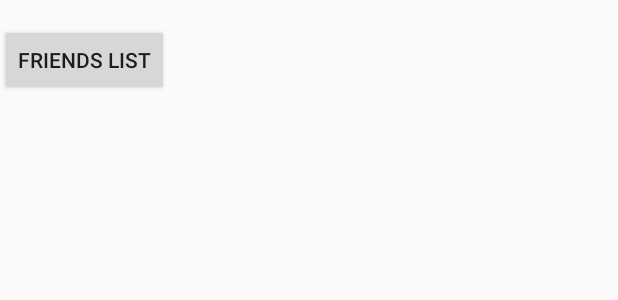
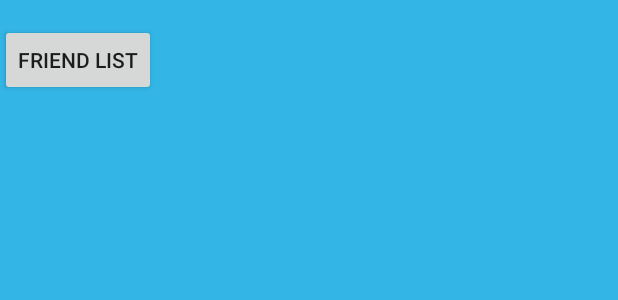
Before and after one commit to baldbuffalo/MonopolyDeal-android-backup, an Android app built with Jetpack Compose: the layout activity_friends.xml on its own in the app's theme, with its tools: preview values and no code run, on a phone screen of 412 x 824 dp. Shown: the top 300 px of the screen. Run offline under Robolectric (Android 15) with nearby library versions, the phone set to English and light mode, and no system bars.

Commit message:
I SEE YOU 😂😂😂

```diff
--- a/app/build.gradle.kts
+++ b/app/build.gradle.kts
@@ -16,6 +16,7 @@ android {
     buildFeatures {
         viewBinding = true
         compose = true
+        dataBinding = true
     }
 
     namespace = "com.example.monopolydeal"
@@ -70,7 +71,9 @@ android {
             excludes += "xsd/catalog.xml"
             excludes += "META-INF/DEPENDENCIES"
             excludes += "META-INF/LICENSE.md"
+            excludes += "META-INF/LICENSE-notice.md"
             excludes += "META-INF/NOTICE.md"
+            excludes += "META-INF/notice.md"
             excludes += "META-INF/io.netty.versions.properties"
             excludes += "META-INF/INDEX.LIST"
         }
--- a/app/src/main/AndroidManifest.xml
+++ b/app/src/main/AndroidManifest.xml
@@ -56,8 +56,7 @@
 
         </activity>
         <activity
-            android:name=".FriendsActivity"
-            android:screenOrientation="landscape">
+            android:name=".FriendsActivity">
         </activity>
     </application>
 
--- a/app/src/main/java/com/example/monopolydeal/MainActivity.kt
+++ b/app/src/main/java/com/example/monopolydeal/MainActivity.kt
@@ -73,6 +73,9 @@ class MainActivity : AppCompatActivity() {
         binding.drawCardButton.setOnClickListener { drawCard() }
         binding.playCardButton.setOnClickListener { playCard() }
         binding.playButton.setOnClickListener { startMonopolyDealGame() }
+
+        // Add click listener for the Friends button
+        binding.friendsButton.setOnClickListener { showFriendsList() }
 
         // Call updateUsernameButton here
         updateUsernameButton()
--- a/app/src/main/res/layout/activity_friends.xml
+++ b/app/src/main/res/layout/activity_friends.xml
@@ -1,7 +1,16 @@
 <!-- res/layout/activity_friends.xml -->
-<RelativeLayout xmlns:android="http://schemas.android.com/apk/res/android"
+<layout xmlns:android="http://schemas.android.com/apk/res/android"
+    xmlns:app="http://schemas.android.com/apk/res-auto"
+    xmlns:tools="http://schemas.android.com/tools">
+
+    <data>
+        <!-- Define variables here if needed -->
+    </data>
+
+    <RelativeLayout
         android:layout_width="match_parent"
-    android:layout_height="match_parent">
+        android:layout_height="match_parent"
+        android:background="@android:color/holo_blue_light">
 
         <Button
             android:id="@+id/friendList"
@@ -19,3 +28,4 @@
             android:divider="@android:color/darker_gray"
             android:dividerHeight="1dp"/>
     </RelativeLayout>
+</layout>
--- a/app/src/main/res/layout/activity_main.xml
+++ b/app/src/main/res/layout/activity_main.xml
@@ -33,12 +33,12 @@
             style="?android:attr/buttonBarButtonStyle"/>
 
         <Button
-            android:id="@+id/friendList"
+            android:id="@+id/friendsButton"
             style="?android:attr/buttonBarButtonStyle"
             android:layout_width="wrap_content"
             android:layout_height="wrap_content"
-            android:text="@string/friends_list"
-            android:layout_marginTop="16dp"/>
+            android:layout_marginTop="16dp"
+            android:text="@string/friends" />
 
         <!-- Add more buttons for other actions as needed -->
 
--- a/app/src/main/res/values/strings.xml
+++ b/app/src/main/res/values/strings.xml
@@ -25,6 +25,6 @@
     <string name="app_updating">Updating…</string>
     <string name="checking_for_updates_error">Error checking for updates</string>
     <string name="play">Play</string>
-    <string name="friend_list">Friend List</string>
-    <string name="friends_list">Friends List</string>
+    <string name="friends_list">Friend List</string>
+    <string name="friends">Friends List</string>
 </resources>
--- a/gradle/libs.versions.toml
+++ b/gradle/libs.versions.toml
@@ -1,5 +1,5 @@
 [versions]
-agp = "8.4.0-alpha03"
+agp = "8.4.0-alpha04"
 kotlin = "1.9.20"
 coreKtx = "1.12.0"
 junit = "4.13.2"
```
Also changed, not shown: app/src/main/java/com/example/monopolydeal/FriendsActivity.kt (+5 -2 lines), gradle/wrapper/gradle-wrapper.properties. Lines whose indentation alone changed are shown as unchanged.
